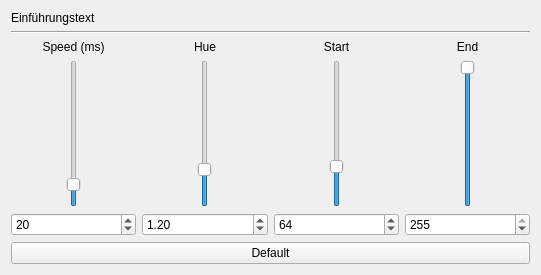
Tinkerforge/blinkenlights, file demo/src/ui/fire.ui: the form before one commit.
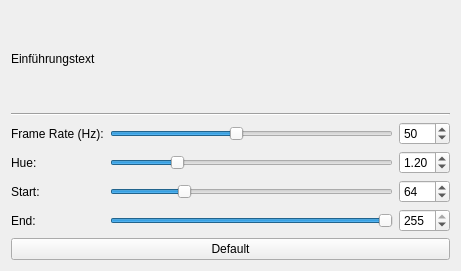
The form after the commit.

Commit message:
fire: Unify command line and demo code
Change SPEED to FRAME_RATE.

Diff of the .ui file:
```diff
--- a/demo/src/ui/fire.ui
+++ b/demo/src/ui/fire.ui
@@ -6,18 +6,22 @@
    <rect>
     <x>0</x>
     <y>0</y>
-    <width>541</width>
-    <height>275</height>
+    <width>461</width>
+    <height>271</height>
    </rect>
   </property>
   <property name="windowTitle">
    <string>Form</string>
   </property>
-  <layout class="QHBoxLayout" name="horizontalLayout_2">
-   <item>
     <layout class="QVBoxLayout" name="verticalLayout">
      <item>
       <widget class="QLabel" name="label">
+     <property name="sizePolicy">
+      <sizepolicy hsizetype="Preferred" vsizetype="Preferred">
+       <horstretch>0</horstretch>
+       <verstretch>1</verstretch>
+      </sizepolicy>
+     </property>
        <property name="text">
         <string>Einführungstext</string>
        </property>
@@ -31,69 +35,52 @@
       </widget>
      </item>
      <item>
-      <layout class="QHBoxLayout" name="horizontalLayout">
-       <item>
-        <layout class="QVBoxLayout" name="verticalLayout_5">
-         <item>
+    <layout class="QGridLayout" name="gridLayout_2">
+     <item row="0" column="0">
           <widget class="QLabel" name="label_2">
            <property name="text">
-            <string>Speed (ms)</string>
-           </property>
-           <property name="alignment">
-            <set>Qt::AlignCenter</set>
-           </property>
-          </widget>
-         </item>
-         <item>
-          <layout class="QHBoxLayout" name="horizontalLayout_3">
-           <item>
-            <widget class="QSlider" name="slider_speed">
-             <property name="minimum">
-              <number>10</number>
-             </property>
-             <property name="maximum">
-              <number>100</number>
-             </property>
-             <property name="value">
-              <number>20</number>
-             </property>
-             <property name="orientation">
-              <enum>Qt::Vertical</enum>
-             </property>
-            </widget>
-           </item>
-          </layout>
-         </item>
-         <item>
-          <widget class="QSpinBox" name="spinbox_speed">
-           <property name="minimum">
-            <number>10</number>
-           </property>
-           <property name="maximum">
-            <number>100</number>
-           </property>
-           <property name="value">
-            <number>20</number>
-           </property>
-          </widget>
-         </item>
-        </layout>
-       </item>
-       <item>
-        <layout class="QVBoxLayout" name="verticalLayout_4">
-         <item>
+        <string>Frame Rate (Hz):</string>
+       </property>
+      </widget>
+     </item>
+     <item row="1" column="0">
           <widget class="QLabel" name="label_3">
            <property name="text">
-            <string>Hue</string>
-           </property>
-           <property name="alignment">
-            <set>Qt::AlignCenter</set>
+        <string>Hue:</string>
+       </property>
+      </widget>
+     </item>
+     <item row="2" column="0">
+      <widget class="QLabel" name="label_4">
+       <property name="text">
+        <string>Start:</string>
            </property>
           </widget>
          </item>
-         <item>
-          <layout class="QHBoxLayout" name="horizontalLayout_4">
-           <item>
+     <item row="3" column="0">
+      <widget class="QLabel" name="label_5">
+       <property name="text">
+        <string>End:</string>
+       </property>
+      </widget>
+     </item>
+     <item row="0" column="1">
+      <widget class="QSlider" name="slider_frame_rate">
+       <property name="minimum">
+        <number>10</number>
+       </property>
+       <property name="maximum">
+        <number>100</number>
+       </property>
+       <property name="value">
+        <number>50</number>
+       </property>
+       <property name="orientation">
+        <enum>Qt::Horizontal</enum>
+       </property>
+      </widget>
+     </item>
+     <item row="1" column="1">
             <widget class="QSlider" name="slider_hue">
              <property name="minimum">
               <number>1</number>
@@ -105,13 +92,53 @@
               <number>12</number>
              </property>
              <property name="orientation">
-              <enum>Qt::Vertical</enum>
+        <enum>Qt::Horizontal</enum>
              </property>
             </widget>
            </item>
-          </layout>
-         </item>
-         <item>
+     <item row="2" column="1">
+      <widget class="QSlider" name="slider_start">
+       <property name="maximum">
+        <number>255</number>
+       </property>
+       <property name="value">
+        <number>64</number>
+       </property>
+       <property name="orientation">
+        <enum>Qt::Horizontal</enum>
+       </property>
+      </widget>
+     </item>
+     <item row="3" column="1">
+      <widget class="QSlider" name="slider_end">
+       <property name="minimum">
+        <number>1</number>
+       </property>
+       <property name="maximum">
+        <number>255</number>
+       </property>
+       <property name="value">
+        <number>255</number>
+       </property>
+       <property name="orientation">
+        <enum>Qt::Horizontal</enum>
+       </property>
+      </widget>
+     </item>
+     <item row="0" column="2">
+      <widget class="QSpinBox" name="spinbox_frame_rate">
+       <property name="minimum">
+        <number>10</number>
+       </property>
+       <property name="maximum">
+        <number>100</number>
+       </property>
+       <property name="value">
+        <number>50</number>
+       </property>
+      </widget>
+     </item>
+     <item row="1" column="2">
           <widget class="QDoubleSpinBox" name="spinbox_hue">
            <property name="minimum">
             <double>0.100000000000000</double>
@@ -127,38 +154,7 @@
            </property>
           </widget>
          </item>
-        </layout>
-       </item>
-       <item>
-        <layout class="QVBoxLayout" name="verticalLayout_3">
-         <item>
-          <widget class="QLabel" name="label_4">
-           <property name="text">
-            <string>Start</string>
-           </property>
-           <property name="alignment">
-            <set>Qt::AlignCenter</set>
-           </property>
-          </widget>
-         </item>
-         <item>
-          <layout class="QHBoxLayout" name="horizontalLayout_5">
-           <item>
-            <widget class="QSlider" name="slider_start">
-             <property name="maximum">
-              <number>255</number>
-             </property>
-             <property name="value">
-              <number>64</number>
-             </property>
-             <property name="orientation">
-              <enum>Qt::Vertical</enum>
-             </property>
-            </widget>
-           </item>
-          </layout>
-         </item>
-         <item>
+     <item row="2" column="2">
           <widget class="QSpinBox" name="spinbox_start">
            <property name="minimum">
             <number>0</number>
@@ -171,41 +167,7 @@
            </property>
           </widget>
          </item>
-        </layout>
-       </item>
-       <item>
-        <layout class="QVBoxLayout" name="verticalLayout_2">
-         <item>
-          <widget class="QLabel" name="label_5">
-           <property name="text">
-            <string>End</string>
-           </property>
-           <property name="alignment">
-            <set>Qt::AlignCenter</set>
-           </property>
-          </widget>
-         </item>
-         <item>
-          <layout class="QHBoxLayout" name="horizontalLayout_6">
-           <item>
-            <widget class="QSlider" name="slider_end">
-             <property name="minimum">
-              <number>1</number>
-             </property>
-             <property name="maximum">
-              <number>255</number>
-             </property>
-             <property name="value">
-              <number>255</number>
-             </property>
-             <property name="orientation">
-              <enum>Qt::Vertical</enum>
-             </property>
-            </widget>
-           </item>
-          </layout>
-         </item>
-         <item>
+     <item row="3" column="2">
           <widget class="QSpinBox" name="spinbox_end">
            <property name="maximum">
             <number>255</number>
@@ -217,16 +179,12 @@
          </item>
         </layout>
        </item>
-      </layout>
-     </item>
      <item>
       <widget class="QPushButton" name="button_default">
        <property name="text">
         <string>Default</string>
        </property>
       </widget>
-     </item>
-    </layout>
    </item>
   </layout>
  </widget>
```
Lines whose indentation alone changed are shown as unchanged. The commit also changes 4 other files.
